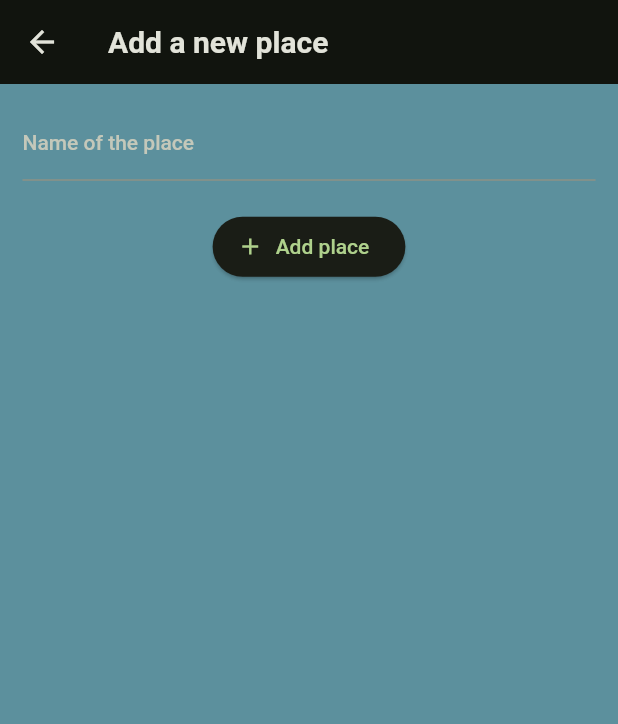
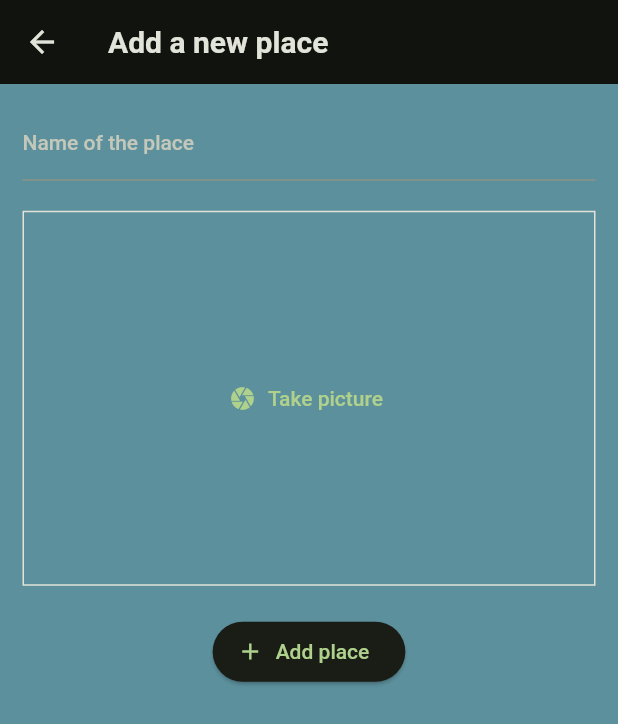
Before and after one commit to DereckAn/FlutterProjects, a Flutter app: the AddingNewPlaceScreen screen opened directly, on a phone screen of 412 x 824 dp. Shown: the top 724 px of the screen. Run offline on Flutter 3.47's test engine with Material 2 defaults, Android fonts, the phone set to English and light mode, and no system bars; our stand-ins replace flutter_riverpod, google_fonts, image_picker, transparent_image.

Commit message:
Accessing to the device's camera

```diff
--- a/mobile_features/lib/screens/adding_new_place.dart
+++ b/mobile_features/lib/screens/adding_new_place.dart
@@ -1,6 +1,7 @@
 import 'package:flutter/material.dart';
 import 'package:flutter_riverpod/flutter_riverpod.dart';
 import 'package:mobile_features/providers/user_places.dart';
+import 'package:mobile_features/widgets/poner_imagen.dart';
 
 //recuerda cambiar el statefull widget por el consumer statefull widget para tener acceso a al provider
 class AddingNewPlaceScreen extends ConsumerStatefulWidget {
@@ -48,6 +49,10 @@ class _AddingNewPlaceScreenState extends ConsumerState<AddingNewPlaceScreen> {
               const SizedBox(
                 height: 20,
               ),
+              const ImageInput(),
+              const SizedBox(
+                height: 20,
+              ),
               Center(
                 child: ElevatedButton.icon(
                   onPressed: savePlace,
--- /dev/null
+++ b/mobile_features/lib/widgets/poner_imagen.dart
@@ -0,0 +1,63 @@
+import 'dart:io';
+
+import 'package:flutter/material.dart';
+import 'package:image_picker/image_picker.dart';
+
+//Es statefull porque vamos a cambiar el UI y manejar stados
+class ImageInput extends StatefulWidget {
+  const ImageInput({super.key});
+
+  @override
+  State<ImageInput> createState() => _ImageInputState();
+}
+
+class _ImageInputState extends State<ImageInput> {
+  File? selectedimage;
+
+  //Este metodo es para abrir la camara y tomar la foto
+  void takePicture() async {
+    final imagePicker = ImagePicker();
+    final pickedImage = await imagePicker.pickImage(
+      source: ImageSource.camera,
+      maxWidth: 600,
+    );
+    if (pickedImage == null) {
+      //esto para checar que se tomo una foto
+      return;
+    }
+
+    setState(() {
+      selectedimage = File(pickedImage
+          .path); // esto es para transformat el tipo de formato y asignarlo a la variable
+    });
+  }
+
+  @override
+  Widget build(BuildContext context) {
+    Widget content = TextButton.icon(
+      onPressed: takePicture,
+      icon: const Icon(Icons.camera),
+      label: const Text('Take picture'),
+    );
+
+    if (selectedimage != null) {
+      content = GestureDetector(
+        onTap: takePicture,
+        child: Image.file(
+          selectedimage!,
+          fit: BoxFit.cover,
+          width: double.infinity,
+        ),
+      );
+    }
+    return Container(
+        decoration: BoxDecoration(
+          border: Border.all(
+              width: 1, color: Theme.of(context).colorScheme.onBackground),
+        ),
+        height: 250,
+        width: double.infinity,
+        alignment: Alignment.center,
+        child: content);
+  }
+}
--- a/mobile_features/pubspec.yaml
+++ b/mobile_features/pubspec.yaml
@@ -38,6 +38,7 @@ dependencies:
   google_fonts: ^5.1.0
   flutter_riverpod: ^2.3.7
   uuid: ^3.0.7
+  image_picker: ^1.0.2
 
 dev_dependencies:
   flutter_test:
```
Also changed, not shown: mobile_features/pubspec.lock, 6 other files.
